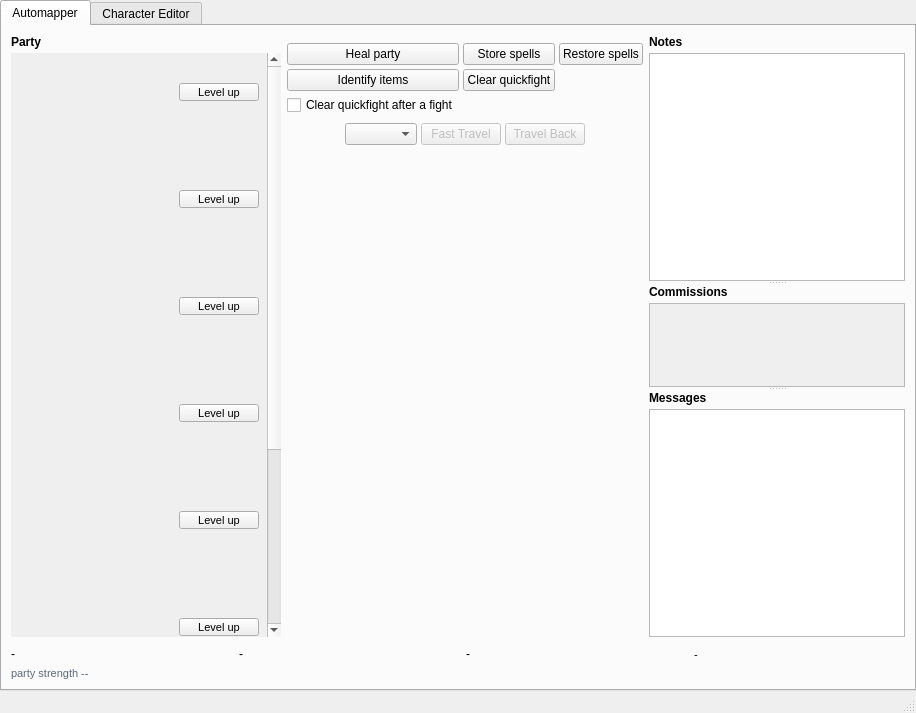
The window that wish/window.ui (malcyon/wish) describes before a commit, drawn with Qt 5.
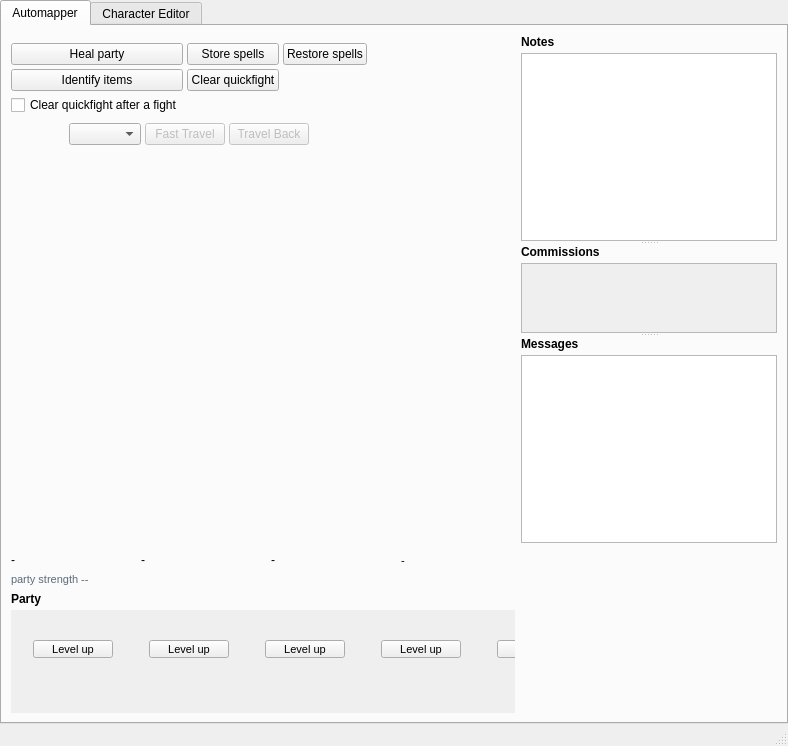
The same window after the commit. Custom widgets are drawn as their Qt base class.

Commit message: Fix CI lint issues and update UI for PR 134

The edit to the form file:
```diff
--- a/wish/window.ui
+++ b/wish/window.ui
@@ -26,20 +26,8 @@
         <string>Automapper</string>
        </attribute>
        <layout class="QGridLayout" name="automap_grid">
-        <item row="0" column="0">
+        <item row="3" column="0" colspan="2">
          <widget class="QWidget" name="automap_roster">
-          <property name="minimumSize">
-           <size>
-            <width>270</width>
-            <height>0</height>
-           </size>
-          </property>
-          <property name="maximumSize">
-           <size>
-            <width>270</width>
-            <height>16777215</height>
-           </size>
-          </property>
           <layout class="QVBoxLayout" name="automap_roster_layout">
            <property name="spacing">
             <number>4</number>
@@ -80,7 +68,7 @@
               <enum>Qt::ScrollBarAlwaysOff</enum>
              </property>
              <widget class="QWidget" name="automap_roster_inner">
-              <layout class="QVBoxLayout" name="automap_roster_column">
+              <layout class="QHBoxLayout" name="automap_roster_column">
                <property name="spacing">
                 <number>6</number>
                </property>
@@ -1555,7 +1543,7 @@
                <item>
                 <spacer name="automap_roster_spacer">
                  <property name="orientation">
-                  <enum>Qt::Vertical</enum>
+                  <enum>Qt::Horizontal</enum>
                  </property>
                  <property name="sizeHint" stdset="0">
                   <size>
@@ -1572,7 +1560,7 @@
           </layout>
          </widget>
         </item>
-        <item row="0" column="1" alignment="Qt::AlignTop">
+        <item row="0" column="0" alignment="Qt::AlignTop">
          <widget class="QWidget" name="map_column">
           <layout class="QVBoxLayout" name="map_column_layout">
            <property name="spacing">
@@ -1961,7 +1949,7 @@
           </layout>
          </widget>
         </item>
-        <item row="1" column="0" colspan="3">
+        <item row="1" column="0" colspan="2">
          <widget class="QWidget" name="bottom_strip">
           <layout class="QHBoxLayout" name="bottom_strip_layout">
            <property name="spacing">
@@ -2015,7 +2003,7 @@
           </layout>
          </widget>
         </item>
-        <item row="2" column="0" colspan="3">
+        <item row="2" column="0" colspan="2">
          <widget class="QLabel" name="strength_label">
           <property name="font">
            <font>
```
The commit also changes 7 other files.
